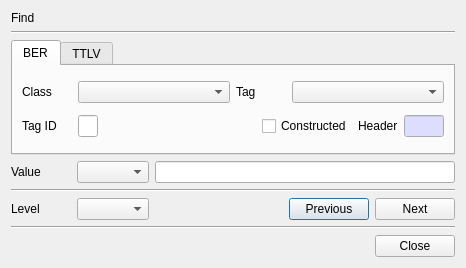
This is BerEditor/find_dlg.ui in jykim74/BerEditor as Qt 5 draws it before an edit. The edited form follows.
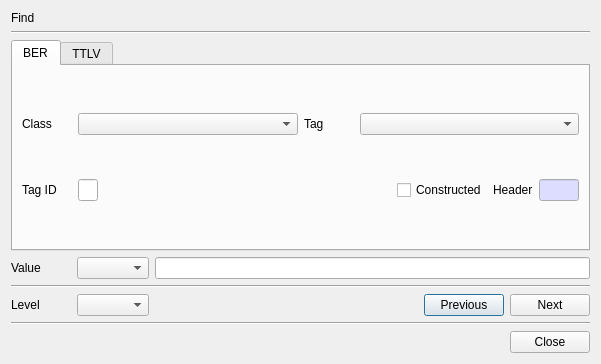
This is the edited form. The open tabs and pages were chosen to show the change.

Commit message: BER Find working

What changed in the file:
```diff
--- a/BerEditor/find_dlg.ui
+++ b/BerEditor/find_dlg.ui
@@ -6,8 +6,8 @@
    <rect>
     <x>0</x>
     <y>0</y>
-    <width>465</width>
-    <height>268</height>
+    <width>601</width>
+    <height>364</height>
    </rect>
   </property>
   <property name="windowTitle">
@@ -370,7 +370,7 @@
       <widget class="QLineEdit" name="mValueText">
        <property name="minimumSize">
         <size>
-         <width>300</width>
+         <width>400</width>
          <height>0</height>
         </size>
        </property>
```
Left out of the diff: 2 changed lines with no effect on the pictures. The commit also changes 2 other files.
